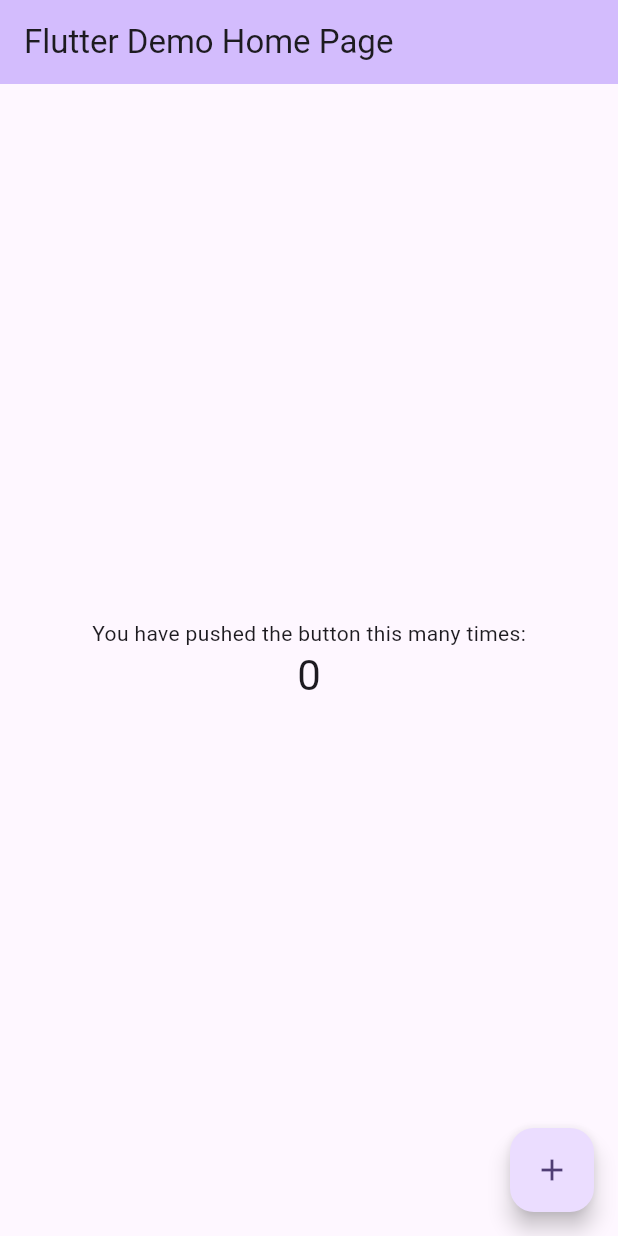
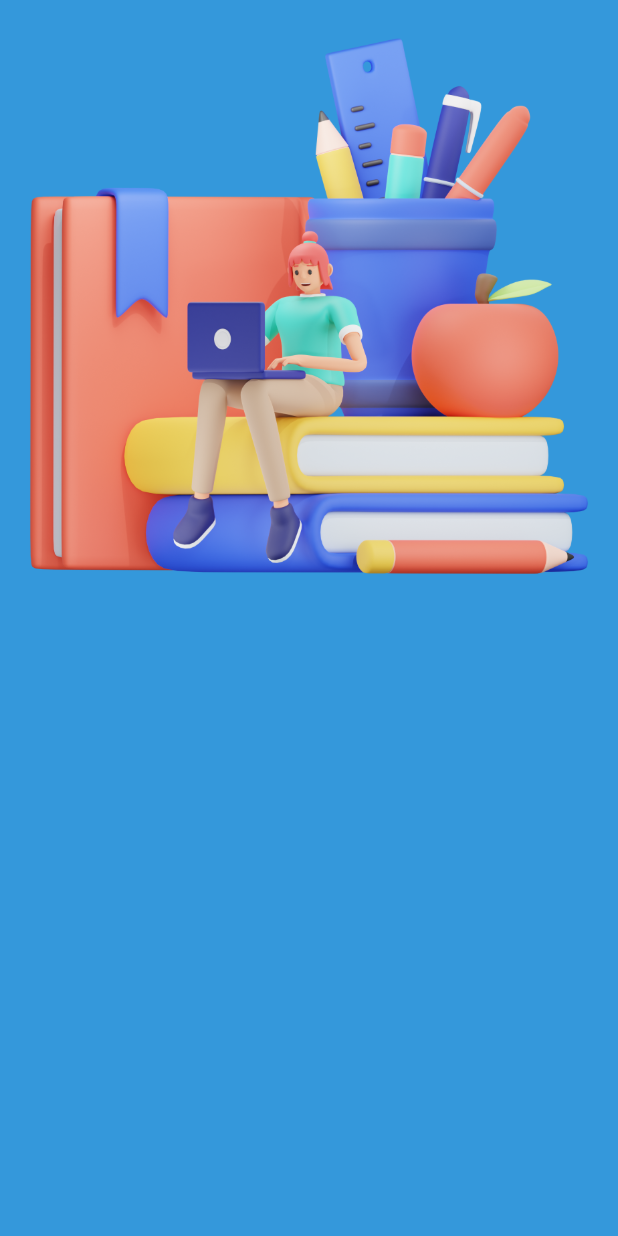
Before and after one commit to mahmoudrabie97/quiz_APP, a Flutter app: the screen it shows after launch, on a phone screen of 412 x 824 dp. Run offline on Flutter 3.47's test engine with Material 3 defaults, Android fonts, the phone set to English and light mode, and no system bars; our stand-ins replace flutter_bloc, shared_preferences.

Commit message:
add onBoarding View

```diff
--- a/lib/main.dart
+++ b/lib/main.dart
@@ -1,4 +1,6 @@
 import 'package:flutter/material.dart';
+import 'package:quizapp/pages/onboarding/onboarding_view.dart';
+import 'package:quizapp/utilites/appcolors.dart';
 
 void main() {
   runApp(const MyApp());
@@ -10,116 +12,13 @@ class MyApp extends StatelessWidget {
   // This widget is the root of your application.
   @override
   Widget build(BuildContext context) {
-    return MaterialApp(
-      title: 'Flutter Demo',
+    return  MaterialApp(
+      debugShowCheckedModeBanner: false,
       theme: ThemeData(
-        // This is the theme of your application.
-        //
-        // TRY THIS: Try running your application with "flutter run". You'll see
-        // the application has a purple toolbar. Then, without quitting the app,
-        // try changing the seedColor in the colorScheme below to Colors.green
-        // and then invoke "hot reload" (save your changes or press the "hot
-        // reload" button in a Flutter-supported IDE, or press "r" if you used
-        // the command line to start the app).
-        //
-        // Notice that the counter didn't reset back to zero; the application
-        // state is not lost during the reload. To reset the state, use hot
-        // restart instead.
-        //
-        // This works for code too, not just values: Most code changes can be
-        // tested with just a hot reload.
-        colorScheme: ColorScheme.fromSeed(seedColor: Colors.deepPurple),
-        useMaterial3: true,
+        scaffoldBackgroundColor: AppColor.primary,
+
       ),
-      home: const MyHomePage(title: 'Flutter Demo Home Page'),
+      home:  OnBoardingView(),
     );
   }
 }
-
-class MyHomePage extends StatefulWidget {
-  const MyHomePage({super.key, required this.title});
-
-  // This widget is the home page of your application. It is stateful, meaning
-  // that it has a State object (defined below) that contains fields that affect
-  // how it looks.
-
-  // This class is the configuration for the state. It holds the values (in this
-  // case the title) provided by the parent (in this case the App widget) and
-  // used by the build method of the State. Fields in a Widget subclass are
-  // always marked "final".
-
-  final String title;
-
-  @override
-  State<MyHomePage> createState() => _MyHomePageState();
-}
-
-class _MyHomePageState extends State<MyHomePage> {
-  int _counter = 0;
-
-  void _incrementCounter() {
-    setState(() {
-      // This call to setState tells the Flutter framework that something has
-      // changed in this State, which causes it to rerun the build method below
-      // so that the display can reflect the updated values. If we changed
-      // _counter without calling setState(), then the build method would not be
-      // called again, and so nothing would appear to happen.
-      _counter++;
-    });
-  }
-
-  @override
-  Widget build(BuildContext context) {
-    // This method is rerun every time setState is called, for instance as done
-    // by the _incrementCounter method above.
-    //
-    // The Flutter framework has been optimized to make rerunning build methods
-    // fast, so that you can just rebuild anything that needs updating rather
-    // than having to individually change instances of widgets.
-    return Scaffold(
-      appBar: AppBar(
-        // TRY THIS: Try changing the color here to a specific color (to
-        // Colors.amber, perhaps?) and trigger a hot reload to see the AppBar
-        // change color while the other colors stay the same.
-        backgroundColor: Theme.of(context).colorScheme.inversePrimary,
-        // Here we take the value from the MyHomePage object that was created by
-        // the App.build method, and use it to set our appbar title.
-        title: Text(widget.title),
-      ),
-      body: Center(
-        // Center is a layout widget. It takes a single child and positions it
-        // in the middle of the parent.
-        child: Column(
-          // Column is also a layout widget. It takes a list of children and
-          // arranges them vertically. By default, it sizes itself to fit its
-          // children horizontally, and tries to be as tall as its parent.
-          //
-          // Column has various properties to control how it sizes itself and
-          // how it positions its children. Here we use mainAxisAlignment to
-          // center the children vertically; the main axis here is the vertical
-          // axis because Columns are vertical (the cross axis would be
-          // horizontal).
-          //
-          // TRY THIS: Invoke "debug painting" (choose the "Toggle Debug Paint"
-          // action in the IDE, or press "p" in the console), to see the
-          // wireframe for each widget.
-          mainAxisAlignment: MainAxisAlignment.center,
-          children: <Widget>[
-            const Text(
-              'You have pushed the button this many times:',
-            ),
-            Text(
-              '$_counter',
-              style: Theme.of(context).textTheme.headlineMedium,
-            ),
-          ],
-        ),
-      ),
-      floatingActionButton: FloatingActionButton(
-        onPressed: _incrementCounter,
-        tooltip: 'Increment',
-        child: const Icon(Icons.add),
-      ), // This trailing comma makes auto-formatting nicer for build methods.
-    );
-  }
-}
--- a/lib/pages/onboarding/onboarding_view.dart
+++ b/lib/pages/onboarding/onboarding_view.dart
@@ -1,11 +1,15 @@
 import 'package:flutter/material.dart';
+import 'package:quizapp/pages/onboarding/widgets/onboarding_body.dart';
+
 
 class OnBoardingView extends StatelessWidget {
   const OnBoardingView({Key? key}) : super(key: key);
 
   @override
   Widget build(BuildContext context) {
-    return Container();
+    return const Scaffold(
+      body:OnBoardingBody(),
+    );
 
   }
 }
--- /dev/null
+++ b/lib/pages/onboarding/widgets/onboarding_body.dart
@@ -0,0 +1,33 @@
+import 'package:flutter/material.dart';
+
+import '../../../utilites/assets.dart';
+
+
+class OnBoardingBody extends StatelessWidget {
+  const OnBoardingBody({Key? key}) : super(key: key);
+
+  @override
+  Widget build(BuildContext context) {
+    return Column(
+      children: [
+        Image.asset(AssetsData.onBoarding),
+        CustomContainerOnBoarding(),
+      ],
+    );
+  }
+}
+
+class CustomContainerOnBoarding extends StatelessWidget {
+  const CustomContainerOnBoarding({Key? key}) : super(key: key);
+
+  @override
+  Widget build(BuildContext context) {
+    return Container(
+      decoration: BoxDecoration(
+        color: Colors.white,
+        borderRadius: BorderRadius.circular(12),
+      ),
+
+    );
+  }
+}
--- a/lib/utilites/appcolors.dart
+++ b/lib/utilites/appcolors.dart
@@ -1,7 +1,7 @@
 import 'package:flutter/material.dart';
 
 class AppColor {
-  static const primary = Color(0xFFf77080);
+  static const primary = Color(0xff3498DB);
 
   static const mainColor = Color(0xFF000000);
   static const appBarColor = Color(0xFFF7F7F7);
--- /dev/null
+++ b/lib/utilites/assets.dart
@@ -0,0 +1,6 @@
+class AssetsData{
+  static const login = 'assets/images/Login.png';
+  static const onBoarding = 'assets/images/onboarding.png';
+  static const signUp = 'assets/images/signUp.png';
+
+}
```
Also changed, not shown: pubspec.lock.
